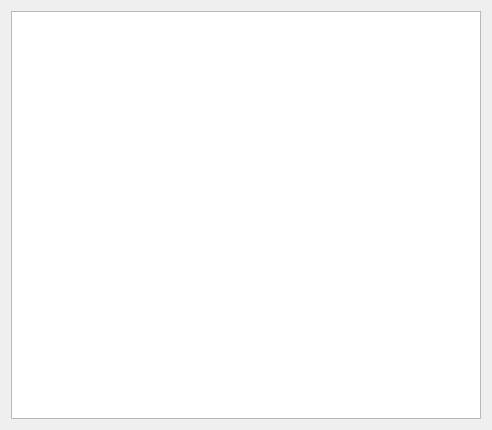
This is interface/logwidget.ui in Kuszki/AVR-Monitor as Qt 5 draws it before an edit. The edited form follows.
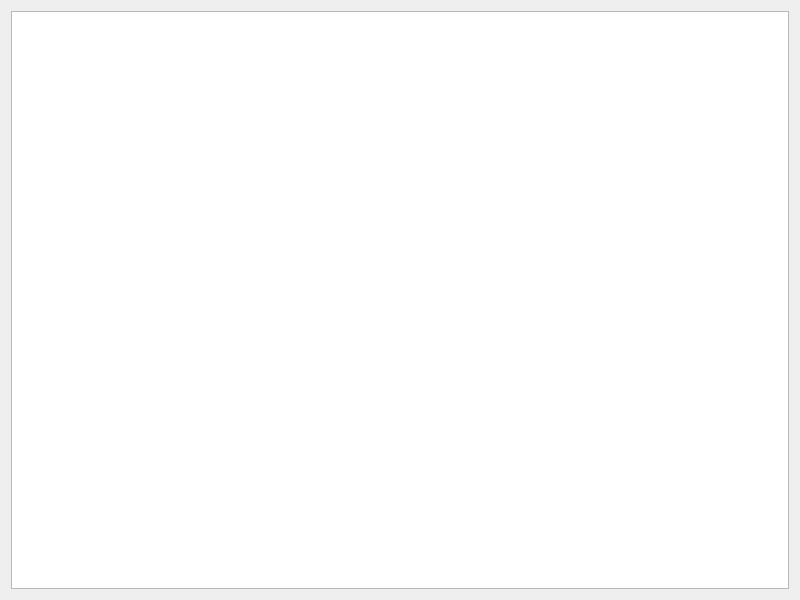
This is the edited form. Custom widgets are drawn as their Qt base class.

What changed in the file:
```diff
--- a/interface/logwidget.ui
+++ b/interface/logwidget.ui
@@ -6,8 +6,8 @@
    <rect>
     <x>0</x>
     <y>0</y>
-    <width>492</width>
-    <height>430</height>
+    <width>800</width>
+    <height>600</height>
    </rect>
   </property>
   <property name="windowTitle">
```
Left out of the diff: 2 changed lines with no effect on the pictures.
